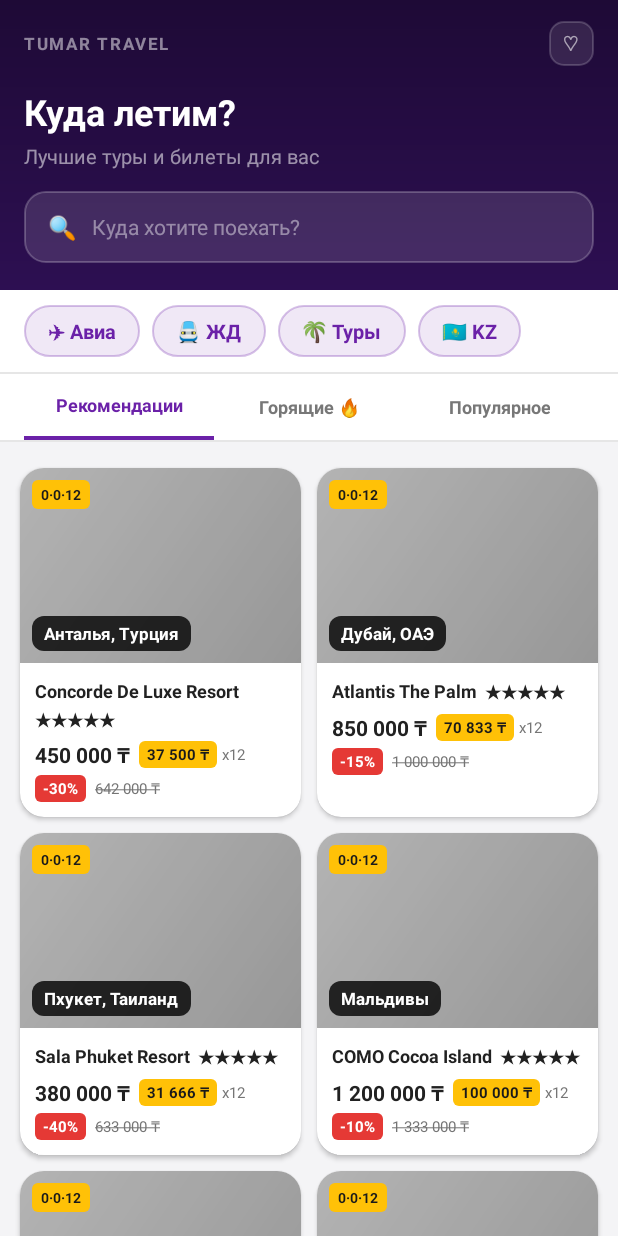
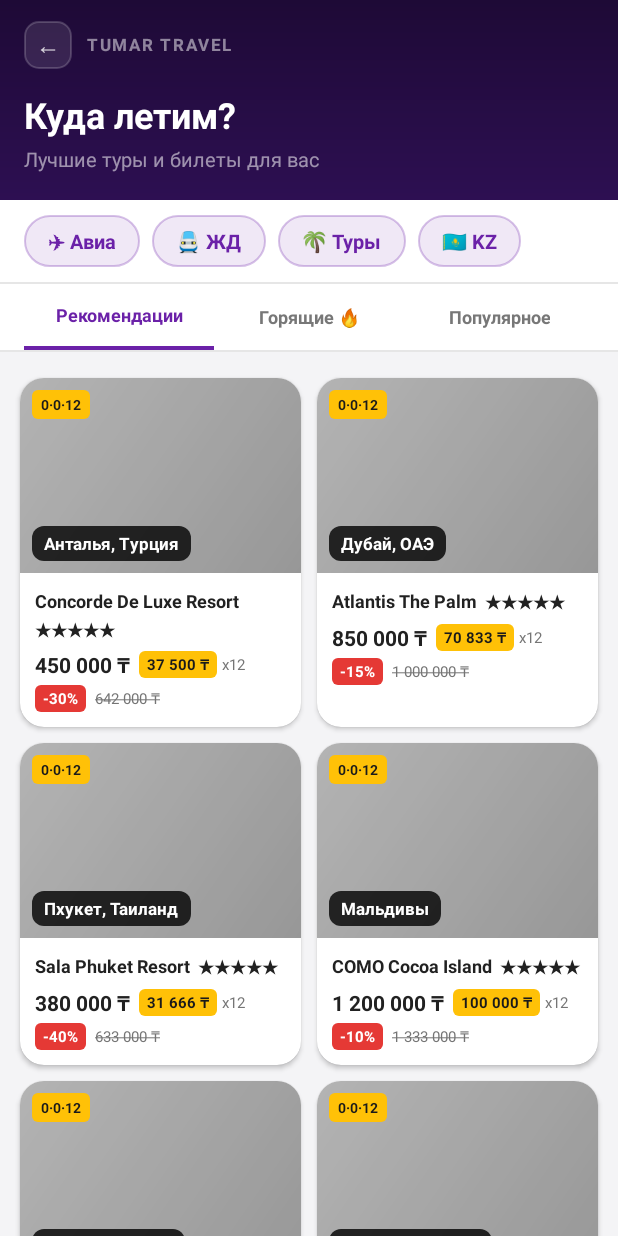
Before and after one commit to NailGareev/TumarSuperApp, an Android app: the fragment TravelFragment shown on its own in the app's theme, on a phone screen of 412 x 824 dp. Run offline under Robolectric (Android 15) with nearby library versions, the phone set to English and light mode, and no system bars; pictures from the network do not load; 1 statement that could not run was skipped.

Commit message:
Remove search bar from Travel hub header and add back button
Co-Authored-By: Claude Sonnet 4.6 <noreply@anthropic.com>
Claude-Session: https://claude.ai/code/session_01PvcL3UoPq6m3GiCtsjhYHD

```diff
--- a/app/src/main/java/com/digitalcompany/tumarsuperapp/TravelFragment.java
+++ b/app/src/main/java/com/digitalcompany/tumarsuperapp/TravelFragment.java
@@ -36,6 +36,9 @@ public class TravelFragment extends Fragment {
         indicatorRecommended = view.findViewById(R.id.tab_recommended_indicator);
         indicatorHot        = view.findViewById(R.id.tab_hot_indicator);
         indicatorPopular    = view.findViewById(R.id.tab_popular_indicator);
+
+        view.findViewById(R.id.btn_travel_back).setOnClickListener(v ->
+                requireActivity().onBackPressed());
 
         setupCategories(view);
         setupTabs(view);
--- a/app/src/main/res/layout/fragment_travel.xml
+++ b/app/src/main/res/layout/fragment_travel.xml
@@ -17,13 +17,30 @@
         android:paddingBottom="18dp"
         android:background="@drawable/bg_travel_hub_header">
 
-        <!-- Top row: label + bookmark -->
+        <!-- Top row: back button + label -->
         <LinearLayout
             android:layout_width="match_parent"
             android:layout_height="wrap_content"
             android:orientation="horizontal"
             android:gravity="center_vertical"
             android:layout_marginBottom="14dp">
+
+            <FrameLayout
+                android:id="@+id/btn_travel_back"
+                android:layout_width="32dp"
+                android:layout_height="32dp"
+                android:layout_marginEnd="10dp"
+                android:background="@drawable/bg_travel_header_btn"
+                android:clickable="true"
+                android:focusable="true">
+                <TextView
+                    android:layout_width="wrap_content"
+                    android:layout_height="wrap_content"
+                    android:layout_gravity="center"
+                    android:text="←"
+                    android:textColor="#CCFFFFFF"
+                    android:textSize="16sp" />
+            </FrameLayout>
 
             <TextView
                 android:layout_width="0dp"
@@ -34,19 +51,6 @@
                 android:textSize="11sp"
                 android:textStyle="bold"
                 android:letterSpacing="0.1" />
-
-            <FrameLayout
-                android:layout_width="30dp"
-                android:layout_height="30dp"
-                android:background="@drawable/bg_travel_header_btn">
-                <TextView
-                    android:layout_width="wrap_content"
-                    android:layout_height="wrap_content"
-                    android:layout_gravity="center"
-                    android:text="♡"
-                    android:textColor="#99FFFFFF"
-                    android:textSize="14sp" />
-            </FrameLayout>
         </LinearLayout>
 
         <!-- Title -->
@@ -65,36 +69,7 @@
             android:layout_height="wrap_content"
             android:text="Лучшие туры и билеты для вас"
             android:textColor="#8CFFFFFF"
-            android:textSize="13sp"
-            android:layout_marginBottom="14dp" />
-
-        <!-- Search bar -->
-        <LinearLayout
-            android:id="@+id/travel_search_bar"
-            android:layout_width="match_parent"
-            android:layout_height="48dp"
-            android:orientation="horizontal"
-            android:gravity="center_vertical"
-            android:paddingStart="16dp"
-            android:paddingEnd="16dp"
-            android:background="@drawable/bg_travel_search_bar"
-            android:clickable="true"
-            android:focusable="true">
-
-            <TextView
-                android:layout_width="wrap_content"
-                android:layout_height="wrap_content"
-                android:text="🔍"
-                android:textSize="15sp"
-                android:layout_marginEnd="10dp" />
-
-            <TextView
-                android:layout_width="wrap_content"
-                android:layout_height="wrap_content"
-                android:text="Куда хотите поехать?"
-                android:textColor="#73FFFFFF"
-                android:textSize="14sp" />
-        </LinearLayout>
+            android:textSize="13sp" />
     </LinearLayout>
 
     <!-- Category pills row -->
```
